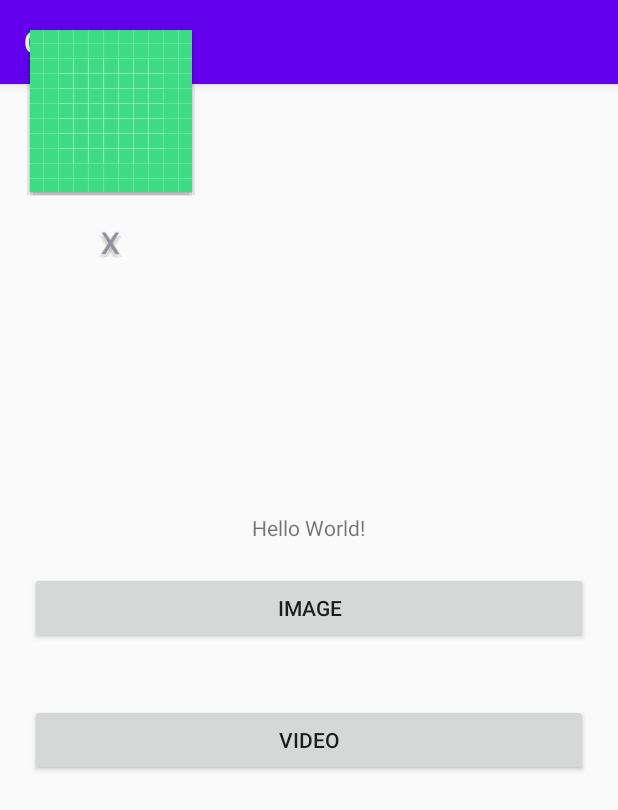
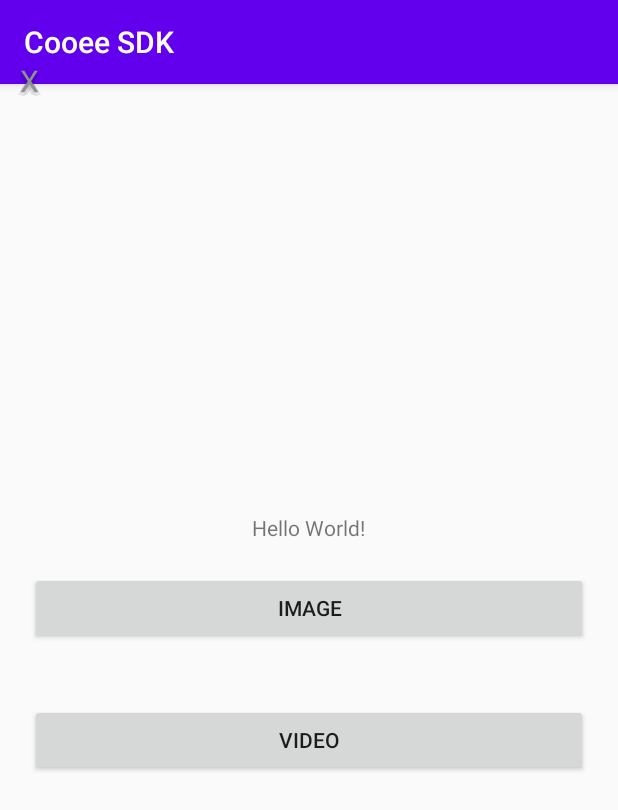
Before and after one commit to letscooee/cooee-android-sdk, an Android app: the screen it shows after launch (MainActivity), after a tap on "IMAGE", on a phone screen of 412 x 824 dp. Shown: the top 810 px of the screen. Run offline under Robolectric (Android 15) with nearby library versions, the phone set to English and light mode, and no system bars; our stand-ins replace Picasso; pictures from the network do not load; 4 statements that could not run were skipped.

Commit message:
all code in sdk

```diff
--- a/app/src/main/java/com/wizpanda/cooeetester/MainActivity.java
+++ b/app/src/main/java/com/wizpanda/cooeetester/MainActivity.java
@@ -3,23 +3,13 @@
 
 import androidx.appcompat.app.AppCompatActivity;
 
-import android.os.AsyncTask;
 import android.os.Bundle;
 
-import android.view.Gravity;
-import android.view.LayoutInflater;
 import android.view.View;
-import android.view.ViewGroup;
 import android.widget.Button;
-import android.widget.ImageView;
-import android.widget.PopupWindow;
-import android.widget.TextView;
-
 
 import com.wizpanda.cooee.cooeesdk.MySdk;
-import com.wizpanda.cooee.models.Campaign;
 import com.wizpanda.cooee.utils.Constants;
-import com.squareup.picasso.Picasso;
 
 
 public class MainActivity extends AppCompatActivity {
@@ -34,7 +24,7 @@
         setContentView(R.layout.activity_main);
 
         mySdk = MySdk.getDefaultInstance(this);
-        location = mySdk.getLocation(MainActivity.this);
+        location = mySdk.getLocation();
 
         buttonImage = findViewById(R.id.btnImage);
         buttonVideo = findViewById(R.id.btnVideo);
@@ -43,22 +33,7 @@
             @Override
             public void onClick(View view) {
                 // sending event to the server
-                Campaign campaign = mySdk.sendEvent(Constants.IMAGE_CAMPAIGN);
-                LayoutInflater layoutInflater = (LayoutInflater) getBaseContext().getSystemService(LAYOUT_INFLATER_SERVICE);
-                View popupView = layoutInflater.inflate(R.layout.image_campaign, null);
-                final PopupWindow popupWindow = new PopupWindow(
-                        popupView, ViewGroup.LayoutParams.WRAP_CONTENT, ViewGroup.LayoutParams.WRAP_CONTENT);
-                ImageView imageView = popupView.findViewById(R.id.imageView);
-                Picasso.with(getApplicationContext()).load(campaign.getMediaURL()).into(imageView);
-
-                TextView textView = popupView.findViewById(R.id.textView);
-                textView.setOnClickListener(new View.OnClickListener() {
-                    @Override
-                    public void onClick(View view) {
-                        popupWindow.dismiss();
-                    }
-                });
-                popupWindow.showAtLocation(buttonImage, Gravity.CENTER, 0, 0);
+                mySdk.sendEvent(Constants.IMAGE_CAMPAIGN);
             }
         });
     }
--- a/app/src/main/res/layout/activity_main.xml
+++ b/app/src/main/res/layout/activity_main.xml
@@ -6,7 +6,8 @@
     android:layout_height="match_parent"
     android:orientation="vertical"
     android:gravity="center"
-    tools:context=".MainActivity">
+    tools:context=".MainActivity"
+    android:id="@+id/linearLayout2">
 
     <TextView
         android:id="@+id/textView"
--- a/cooee-android-sdk/build.gradle
+++ b/cooee-android-sdk/build.gradle
@@ -33,6 +33,7 @@
     implementation 'com.squareup.retrofit2:retrofit:2.3.0'
     implementation 'com.squareup.retrofit2:converter-gson:2.1.0'
     implementation 'com.google.android.gms:play-services-location:17.0.0'
+    implementation 'com.squareup.picasso:picasso:2.5.2'
     testImplementation 'junit:junit:4.12'
     androidTestImplementation 'androidx.test.ext:junit:1.1.1'
     androidTestImplementation 'androidx.test.espresso:espresso-core:3.2.0'
--- a/cooee-android-sdk/src/main/java/com/wizpanda/cooee/cooeesdk/MySdk.java
+++ b/cooee-android-sdk/src/main/java/com/wizpanda/cooee/cooeesdk/MySdk.java
@@ -14,6 +14,13 @@
 import android.os.Looper;
 import android.telephony.TelephonyManager;
 import android.util.Log;
+import android.view.Gravity;
+import android.view.LayoutInflater;
+import android.view.View;
+import android.view.ViewGroup;
+import android.widget.ImageView;
+import android.widget.PopupWindow;
+import android.widget.TextView;
 
 import androidx.core.app.ActivityCompat;
 
@@ -21,6 +28,8 @@
 import com.google.android.gms.location.LocationRequest;
 import com.google.android.gms.location.LocationResult;
 import com.google.android.gms.location.LocationServices;
+import com.squareup.picasso.Picasso;
+import com.wizpanda.cooee.R;
 import com.wizpanda.cooee.models.Campaign;
 import com.wizpanda.cooee.models.SDKAuthentication;
 import com.wizpanda.cooee.retrofit.APIClient;
@@ -33,7 +42,6 @@
 import java.util.concurrent.ExecutionException;
 
 import retrofit2.Call;
-import retrofit2.Callback;
 import retrofit2.Response;
 
 /**
@@ -46,19 +54,36 @@
 
     private String latitude, longitude;
 
-    private Campaign campaign;
-
 
     private MySdk(Context context) {
         this.context = context;
         mSharedPreferences = context.getSharedPreferences(Constants.IS_APP_FIRST_TIME_LAUNCH, Context.MODE_PRIVATE);
-        mSharedPreferencesEditor = mSharedPreferences.edit();
         appLaunch();
     }
 
-    public static MySdk getDefaultInstance(Context context){
+    public static MySdk getDefaultInstance(Context context) {
         return new MySdk(context);
 
+    }
+
+    //create image campaign layout and display it on screen
+    private void createLayout(final Campaign campaign) {
+        Activity activity = (Activity) context;
+        ViewGroup viewGroup = (ViewGroup) ((ViewGroup) (activity.findViewById(android.R.id.content))).getChildAt(0);
+        View popupView = LayoutInflater.from(context.getApplicationContext()).inflate(R.layout.image_campaign, null);
+        final PopupWindow popupWindow = new PopupWindow(
+                popupView, ViewGroup.LayoutParams.WRAP_CONTENT, ViewGroup.LayoutParams.WRAP_CONTENT);
+        ImageView imageView = popupView.findViewById(R.id.imageView);
+        Picasso.with(context.getApplicationContext()).load(campaign.getMediaURL()).into(imageView);
+        Log.i("campaign", campaign.getMediaURL());
+        TextView textView = popupView.findViewById(R.id.textView);
+        textView.setOnClickListener(new View.OnClickListener() {
+            @Override
+            public void onClick(View view) {
+                popupWindow.dismiss();
+            }
+        });
+        popupWindow.showAtLocation(viewGroup, Gravity.CENTER, 0, 0);
     }
 
     //Runs every time app is launched
@@ -70,6 +95,7 @@
                 @Override
                 public void onResponse(Call<SDKAuthentication> call, Response<SDKAuthentication> response) {
                     if (response.isSuccessful()) {
+                        assert response.body() != null;
                         Log.i("bodyAllow", String.valueOf(response.body().getSdkToken()));
                         mSharedPreferences = context.getSharedPreferences(Constants.SDK_TOKEN, Context.MODE_PRIVATE);
                         mSharedPreferencesEditor = mSharedPreferences.edit();
@@ -99,6 +125,7 @@
         if (mSharedPreferences.getBoolean(Constants.IS_APP_FIRST_TIME_LAUNCH, true)) {
             // App is open/launch for first time
             // Update the preference
+            mSharedPreferencesEditor = mSharedPreferences.edit();
             mSharedPreferencesEditor.putBoolean(Constants.IS_APP_FIRST_TIME_LAUNCH, false);
             mSharedPreferencesEditor.commit();
             mSharedPreferencesEditor.apply();
@@ -111,8 +138,9 @@
     }
 
     //get GPS coordinates of the device
-    public String[] getLocation(final Activity activity) {
-        final String location[] = new String[2];
+    public String[] getLocation() {
+        final Activity activity = ((Activity) this.context);
+        final String[] location = new String[2];
         LocationRequest locationRequest = new LocationRequest();
         locationRequest.setInterval(10000);
         locationRequest.setFastestInterval(3000);
@@ -146,8 +174,9 @@
 
     //get Network Details like Carrier Name and Network type
     public String[] getNetworkData() {
-        String networkData[] = new String[2];
+        String[] networkData = new String[2];
         TelephonyManager manager = (TelephonyManager) context.getSystemService(Context.TELEPHONY_SERVICE);
+        assert manager != null;
         int networkType = manager.getNetworkType();
         networkData[0] = manager.getNetworkOperatorName();
         networkData[1] = getNetworkName(networkType);
@@ -194,9 +223,8 @@
     }
 
     //Sends event to the server and returns with the campaign details
-    public Campaign sendEvent(String imageCampaign) {
-        String newtorkData[] = getNetworkData();
-//        final Campaign[] campaign = new Campaign[1];
+    public void sendEvent(String imageCampaign) {
+        String[] networkData = getNetworkData();
         Map<String, Object> parameters = new HashMap<>();
         parameters.put("name", "ImageButtonClick");
         Map<String, String> subParameters = new HashMap<>();
@@ -205,20 +233,20 @@
         subParameters.put("App Version", getAppVersion());
         subParameters.put("OS Version", Build.VERSION.RELEASE);
         subParameters.put("SDK Version", Build.VERSION.SDK_INT + "");
-        subParameters.put("Carrier", newtorkData[0]);
-        subParameters.put("Network Type", newtorkData[1]);
+        subParameters.put("Carrier", networkData[0]);
+        subParameters.put("Network Type", networkData[1]);
         subParameters.put("Connected To Wifi", isConnectedToWifi());
         subParameters.put("Bluetooth Enabled", isBluetoothOn());
         parameters.put("userEventProperties", subParameters);
         Campaign campaign = null;
         try {
             campaign = new MyAsyncClass().execute(subParameters).get();
-        } catch (ExecutionException e) {
-            e.printStackTrace();
-        } catch (InterruptedException e) {
+        } catch (InterruptedException | ExecutionException e) {
             e.printStackTrace();
         }
-        return campaign;
+
+        createLayout(campaign);
+//        return campaign;
     }
 
     private class MyAsyncClass extends AsyncTask<Map<String, String>, Void, Campaign> {
@@ -236,10 +264,8 @@
         }
 
         @Override
-        protected void onPostExecute(Campaign s) {
-            super.onPostExecute(s);
-            campaign = s;
-            Log.i("campaign", s.getMediaURL());
+        protected void onPostExecute(Campaign campaign) {
+            super.onPostExecute(campaign);
         }
     }
 
--- a/app/src/main/res/layout/image_campaign.xml
+++ b/cooee-android-sdk/src/main/res/layout/image_campaign.xml
@@ -1,5 +1,6 @@
 <?xml version="1.0" encoding="utf-8"?>
 <LinearLayout
+    android:id="@+id/linearLayout1"
     xmlns:android="http://schemas.android.com/apk/res/android" android:layout_width="match_parent"
     android:layout_height="match_parent"
     android:gravity="center"
@@ -9,8 +10,7 @@
         android:id="@+id/imageView"
         android:layout_width="wrap_content"
         android:layout_height="wrap_content"
-        android:layout_margin="20dp"
-        android:src="@drawable/ic_launcher_background"/>
+        android:layout_margin="20dp" />
 
     <TextView
         android:id="@+id/textView"
```
